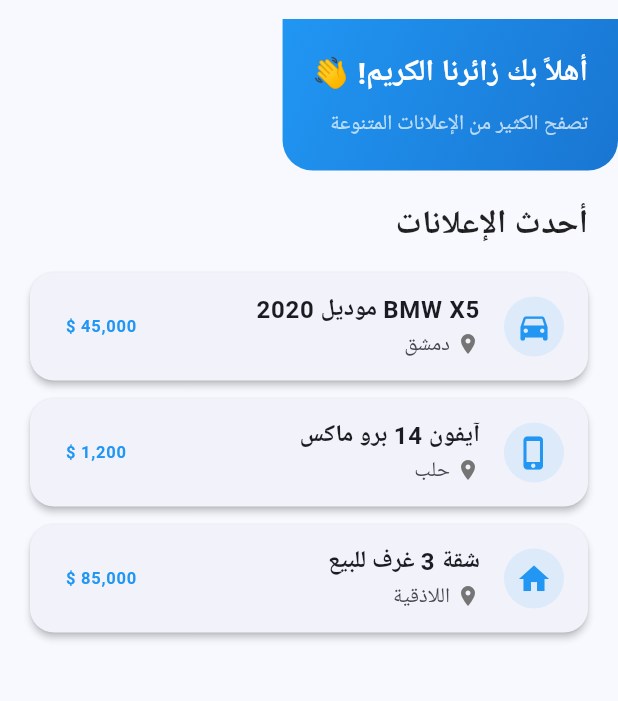
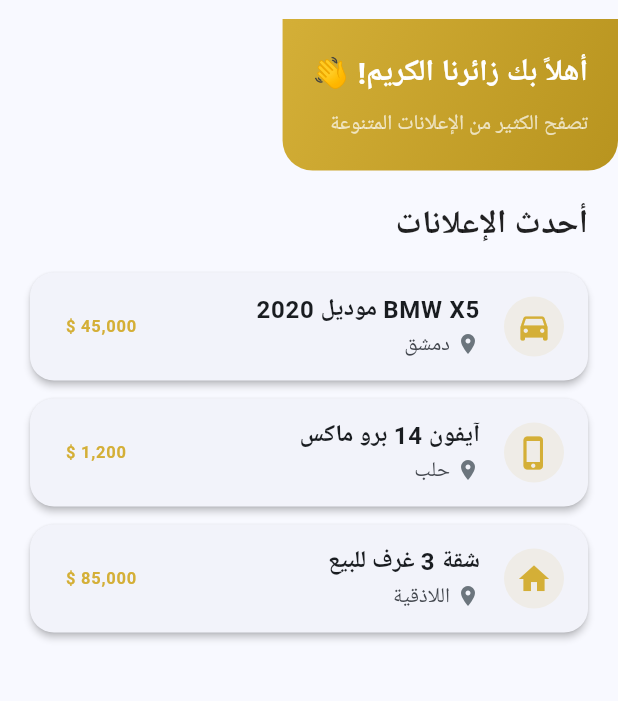
Before and after one commit to hashembadawi/forsa_ads_app, a Flutter app: the HomeTab screen opened directly, on a phone screen of 412 x 824 dp, the part 65-766 px from its top. Run offline on Flutter 3.47's test engine with Material 3 defaults, Android fonts, the phone set to English and light mode, and no system bars; our stand-ins replace flutter_riverpod, go_router, google_fonts, image_picker, shared_preferences; accounts and stored records are empty; Roboto replaces fonts that are missing (Tajawal).

Commit message:
Refactor theme colors in app: update color scheme to Desert Gold Theme across various components

```diff
--- a/lib/core/theme/app_theme.dart
+++ b/lib/core/theme/app_theme.dart
@@ -2,15 +2,15 @@ import 'package:flutter/material.dart';
 import 'package:google_fonts/google_fonts.dart';
 
 class AppTheme {
-  // Colors
-  static const Color primaryColor = Color(0xFF2196F3);
-  static const Color primaryDarkColor = Color(0xFF1976D2);
-  static const Color accentColor = Color(0xFF4CAF50);
-  static const Color backgroundColor = Color(0xFFF5F5F5);
+  // Colors - Desert Gold Theme
+  static const Color primaryColor = Color(0xFFD4AF37); // ذهبي دافئ
+  static const Color primaryDarkColor = Color(0xFFB8941F); // ذهبي داكن
+  static const Color accentColor = Color(0xFF2C3E50); // أزرق داكن
+  static const Color backgroundColor = Color(0xFFF8F9FA); // رمادي فاتح جداً
   static const Color surfaceColor = Colors.white;
   static const Color errorColor = Color(0xFFF44336);
-  static const Color textPrimaryColor = Color(0xFF212121);
-  static const Color textSecondaryColor = Color(0xFF757575);
+  static const Color textPrimaryColor = Color(0xFF1A1A1A); // أسود دافئ
+  static const Color textSecondaryColor = Color(0xFF6C757D); // رمادي متوسط
 
   // Gradient
   static const LinearGradient primaryGradient = LinearGradient(
--- a/lib/features/home/presentation/tabs/add_ad_tab.dart
+++ b/lib/features/home/presentation/tabs/add_ad_tab.dart
@@ -1,5 +1,6 @@
 import 'package:flutter/material.dart';
 import '../../../../core/constants/strings.dart';
+import '../../../../core/theme/app_theme.dart';
 
 class AddAdTab extends StatelessWidget {
   const AddAdTab({super.key});
@@ -12,7 +13,7 @@ class AddAdTab extends StatelessWidget {
         child: Column(
           mainAxisAlignment: MainAxisAlignment.center,
           children: [
-            Icon(Icons.add_circle_outline, size: 64, color: Colors.grey),
+            Icon(Icons.add_circle_outline, size: 64, color: AppTheme.textSecondaryColor),
             SizedBox(height: 16),
             Text(AppStrings.addAdEmpty),
           ],
--- a/lib/features/home/presentation/tabs/favorites_tab.dart
+++ b/lib/features/home/presentation/tabs/favorites_tab.dart
@@ -1,5 +1,6 @@
 import 'package:flutter/material.dart';
 import '../../../../core/constants/strings.dart';
+import '../../../../core/theme/app_theme.dart';
 
 class FavoritesTab extends StatelessWidget {
   const FavoritesTab({super.key});
@@ -12,7 +13,7 @@ class FavoritesTab extends StatelessWidget {
         child: Column(
           mainAxisAlignment: MainAxisAlignment.center,
           children: [
-            Icon(Icons.favorite_outline, size: 64, color: Colors.grey),
+            Icon(Icons.favorite_outline, size: 64, color: AppTheme.textSecondaryColor),
             SizedBox(height: 16),
             Text(AppStrings.favoritesEmpty),
           ],
--- a/lib/features/home/presentation/tabs/home_tab.dart
+++ b/lib/features/home/presentation/tabs/home_tab.dart
@@ -44,8 +44,8 @@ class HomeTab extends ConsumerWidget {
                     }
                     return Text(
                       greeting,
-                      style: const TextStyle(
-                        color: Colors.white,
+                      style: TextStyle(
+                        color: AppTheme.surfaceColor,
                         fontSize: 20,
                         fontWeight: FontWeight.bold,
                       ),
@@ -56,8 +56,8 @@ class HomeTab extends ConsumerWidget {
                     appState.isUserLoggedIn
                         ? AppStrings.welcomeSubtitleRegistered
                         : AppStrings.welcomeSubtitleGuest,
-                    style: const TextStyle(
-                      color: Colors.white70,
+                    style: TextStyle(
+                      color: AppTheme.surfaceColor.withOpacity(0.7),
                       fontSize: 14,
                     ),
                   ),
@@ -135,7 +135,7 @@ class HomeTab extends ConsumerWidget {
                 Icon(
                   Icons.location_on,
                   size: 16,
-                  color: Colors.grey[600],
+                  color: AppTheme.textSecondaryColor,
                 ),
                 const SizedBox(width: 4),
                 Text(ad['location'] as String),
--- a/lib/features/home/presentation/tabs/my_ads_tab.dart
+++ b/lib/features/home/presentation/tabs/my_ads_tab.dart
@@ -1,5 +1,6 @@
 import 'package:flutter/material.dart';
 import '../../../../core/constants/strings.dart';
+import '../../../../core/theme/app_theme.dart';
 
 class MyAdsTab extends StatelessWidget {
   const MyAdsTab({super.key});
@@ -12,7 +13,7 @@ class MyAdsTab extends StatelessWidget {
         child: Column(
           mainAxisAlignment: MainAxisAlignment.center,
           children: [
-            Icon(Icons.campaign_outlined, size: 64, color: Colors.grey),
+            Icon(Icons.campaign_outlined, size: 64, color: AppTheme.textSecondaryColor),
             SizedBox(height: 16),
             Text(AppStrings.myAdsEmpty),
           ],
--- a/lib/features/home/presentation/tabs/profile_tab.dart
+++ b/lib/features/home/presentation/tabs/profile_tab.dart
@@ -29,7 +29,7 @@ class ProfileTab extends ConsumerWidget {
                   const CircleAvatar(
                     radius: 40,
                     backgroundColor: AppTheme.primaryColor,
-                    child: Icon(Icons.person, size: 40, color: Colors.white),
+                    child: Icon(Icons.person, size: 40, color: AppTheme.surfaceColor),
                   ),
                   const SizedBox(height: 16),
                   Text(
@@ -82,8 +82,8 @@ class ProfileTab extends ConsumerWidget {
           if (appState.isUserLoggedIn) ...[
             const Divider(),
             ListTile(
-              leading: const Icon(Icons.logout, color: Colors.red),
-              title: Text(AppStrings.logoutLabel, style: const TextStyle(color: Colors.red)),
+              leading: const Icon(Icons.logout, color: AppTheme.errorColor),
+              title: Text(AppStrings.logoutLabel, style: const TextStyle(color: AppTheme.errorColor)),
               onTap: () async {
                 final ok = await Notifications.showConfirm(context, AppStrings.logoutConfirm, confirmText: AppStrings.yes, cancelText: AppStrings.no);
                 if (ok == true) {
```
Also changed, not shown: lib/core/ui/notifications.dart (+13 -13 lines).
